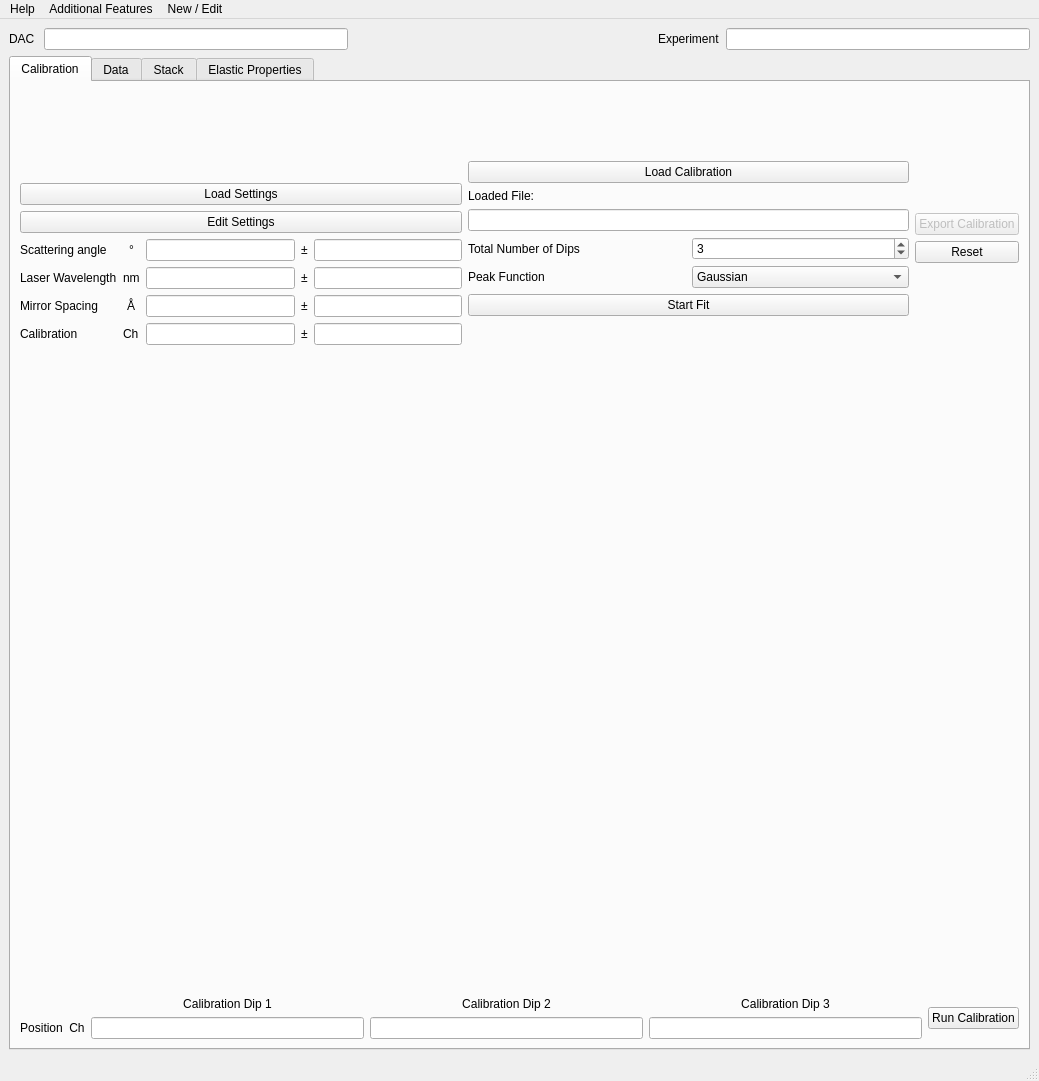
First picture: the form in src/brillouinview/gui/ui/brillouinview_main_window.ui, repository KirstenSch/BrillouinView, before the edit.
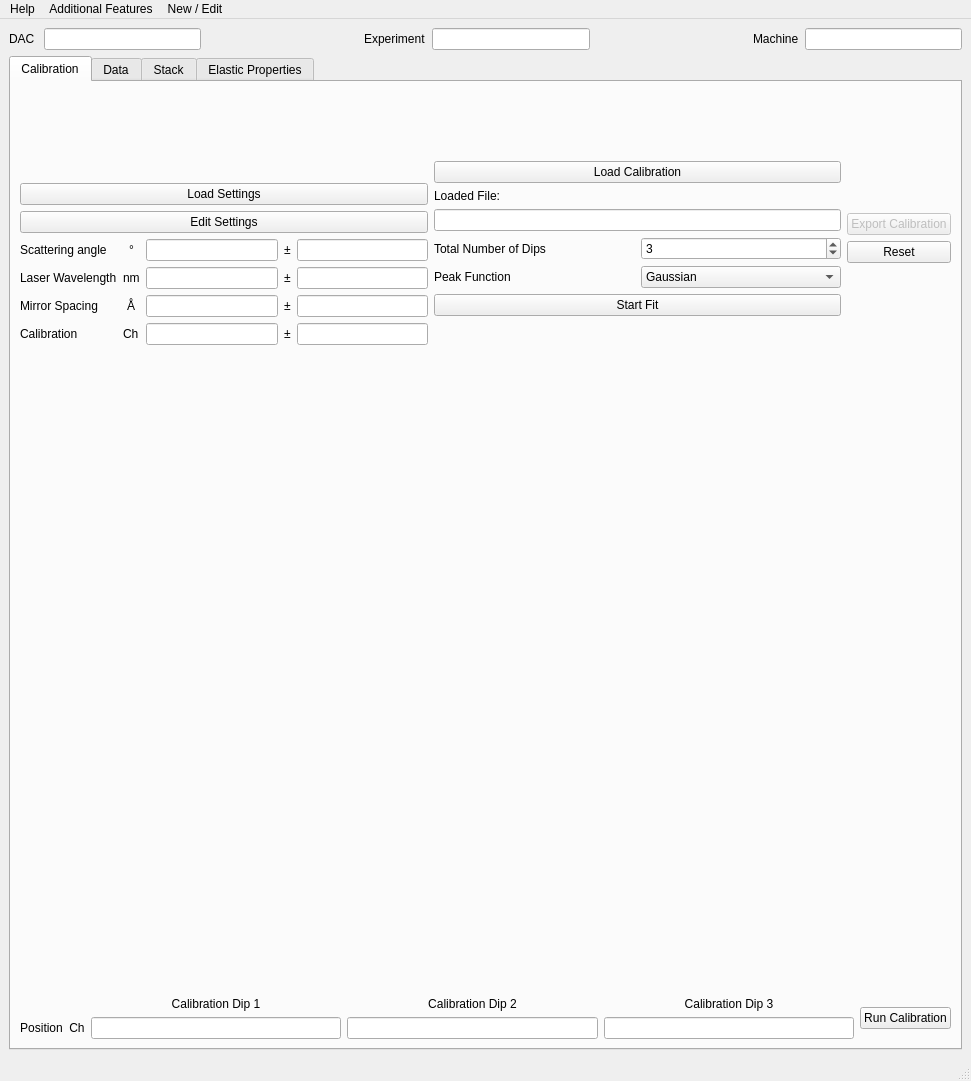
Second picture: the form after the edit. Custom widgets are drawn as their Qt base class.

Commit message: Connect all the windows of the setup

What changed in the file:
```diff
--- a/src/brillouinview/gui/ui/brillouinview_main_window.ui
+++ b/src/brillouinview/gui/ui/brillouinview_main_window.ui
@@ -6,7 +6,7 @@
    <rect>
     <x>0</x>
     <y>0</y>
-    <width>1039</width>
+    <width>971</width>
     <height>1081</height>
    </rect>
   </property>
@@ -21,7 +21,7 @@
        <number>0</number>
       </property>
       <item row="0" column="2">
-       <spacer name="horizontalSpacer">
+       <spacer name="horizontalSpacer_2">
         <property name="orientation">
          <enum>Qt::Horizontal</enum>
         </property>
@@ -33,23 +33,36 @@
         </property>
        </spacer>
       </item>
-      <item row="0" column="3">
+      <item row="0" column="1">
+       <widget class="QLineEdit" name="le_dac">
+        <property name="enabled">
+         <bool>true</bool>
+        </property>
+        <property name="readOnly">
+         <bool>true</bool>
+        </property>
+       </widget>
+      </item>
+      <item row="0" column="7">
+       <widget class="QLineEdit" name="le_experiment">
+        <property name="enabled">
+         <bool>true</bool>
+        </property>
+        <property name="readOnly">
+         <bool>true</bool>
+        </property>
+       </widget>
+      </item>
+      <item row="0" column="10">
+       <widget class="QLineEdit" name="le_machine"/>
+      </item>
+      <item row="0" column="6">
        <widget class="QLabel" name="label_21">
         <property name="text">
          <string>Experiment</string>
         </property>
        </widget>
       </item>
-      <item row="0" column="4">
-       <widget class="QLineEdit" name="le_experiment">
-        <property name="enabled">
-         <bool>true</bool>
-        </property>
-        <property name="readOnly">
-         <bool>true</bool>
-        </property>
-       </widget>
-      </item>
       <item row="0" column="0">
        <widget class="QLabel" name="label_20">
         <property name="text">
@@ -57,16 +70,26 @@
         </property>
        </widget>
       </item>
-      <item row="0" column="1">
-       <widget class="QLineEdit" name="le_dac">
-        <property name="enabled">
-         <bool>true</bool>
-        </property>
-        <property name="readOnly">
-         <bool>true</bool>
+      <item row="0" column="9">
+       <widget class="QLabel" name="label_22">
+        <property name="text">
+         <string>Machine</string>
         </property>
        </widget>
       </item>
+      <item row="0" column="8">
+       <spacer name="horizontalSpacer">
+        <property name="orientation">
+         <enum>Qt::Horizontal</enum>
+        </property>
+        <property name="sizeHint" stdset="0">
+         <size>
+          <width>20</width>
+          <height>20</height>
+         </size>
+        </property>
+       </spacer>
+      </item>
      </layout>
     </item>
     <item>
@@ -591,7 +614,7 @@
     <rect>
      <x>0</x>
      <y>0</y>
-     <width>1039</width>
+     <width>971</width>
      <height>24</height>
     </rect>
    </property>
```
The commit also changes 6 other files.
